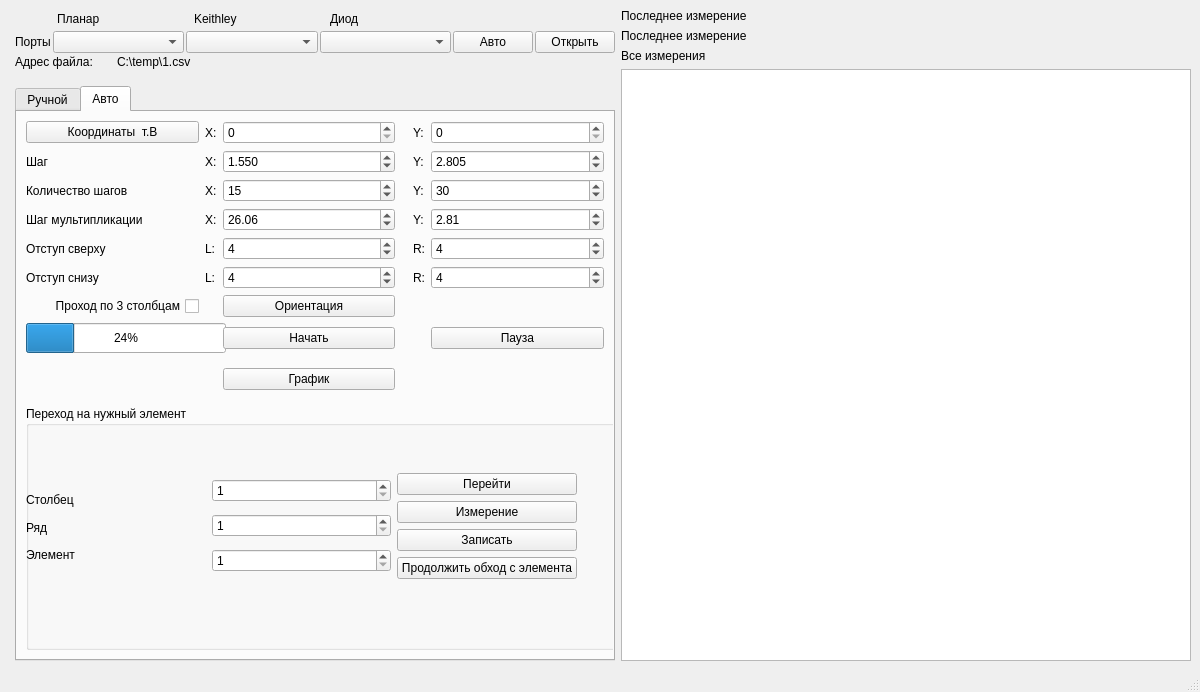
First picture: the form in mainwindow.ui, repository NatiBampo/ZondCOM, before the edit.
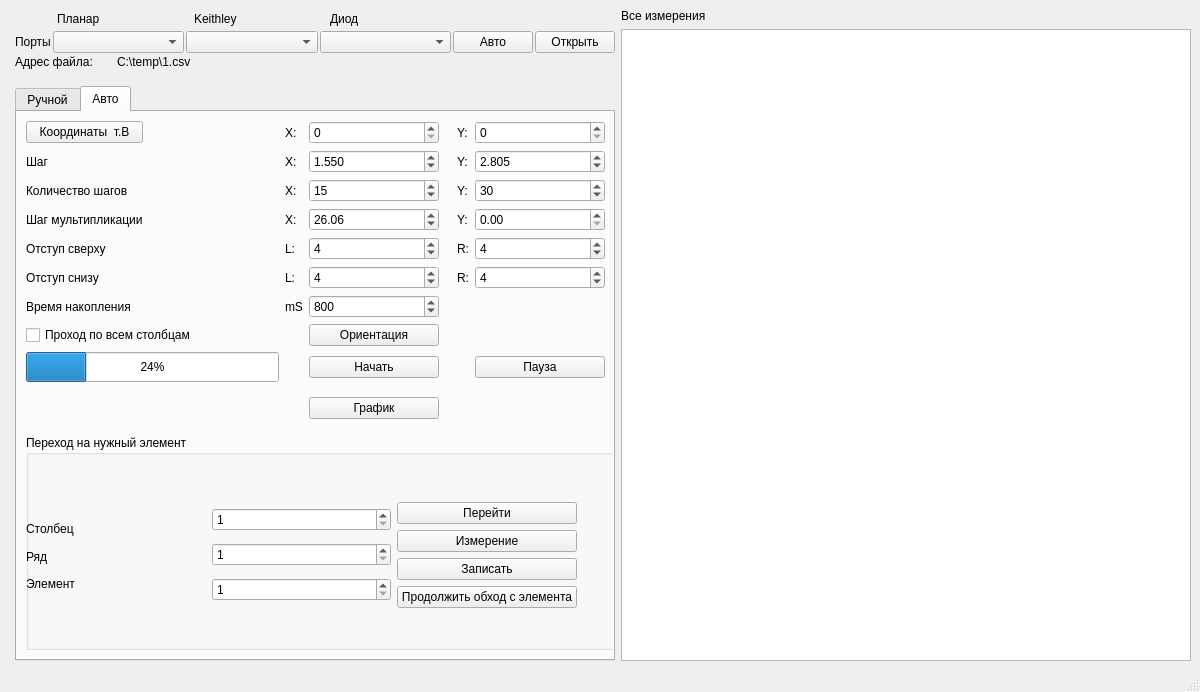
Second picture: the form after the edit.

What changed in the file:
```diff
--- a/mainwindow.ui
+++ b/mainwindow.ui
@@ -10,10 +10,16 @@
     <height>692</height>
    </rect>
   </property>
+  <property name="sizePolicy">
+   <sizepolicy hsizetype="MinimumExpanding" vsizetype="MinimumExpanding">
+    <horstretch>0</horstretch>
+    <verstretch>0</verstretch>
+   </sizepolicy>
+  </property>
   <property name="maximumSize">
    <size>
-    <width>1200</width>
-    <height>1000</height>
+    <width>4000</width>
+    <height>2000</height>
    </size>
   </property>
   <property name="windowTitle">
@@ -26,15 +32,14 @@
       <property name="sizeConstraint">
        <enum>QLayout::SetDefaultConstraint</enum>
       </property>
-      <item row="3" column="0">
-       <widget class="QLabel" name="label_16">
-        <property name="text">
-         <string>Все измерения</string>
-        </property>
-       </widget>
-      </item>
-      <item row="4" column="0">
+      <item row="2" column="0">
        <widget class="QTableView" name="tableView">
+        <property name="sizePolicy">
+         <sizepolicy hsizetype="MinimumExpanding" vsizetype="MinimumExpanding">
+          <horstretch>0</horstretch>
+          <verstretch>0</verstretch>
+         </sizepolicy>
+        </property>
         <property name="minimumSize">
          <size>
           <width>400</width>
@@ -67,17 +72,10 @@
         </attribute>
        </widget>
       </item>
-      <item row="2" column="0">
-       <widget class="QLabel" name="lastMeasurementLabel">
-        <property name="text">
-         <string>Последнее измерение</string>
-        </property>
-       </widget>
-      </item>
       <item row="1" column="0">
-       <widget class="QLabel" name="lastMeasureHeaderLabel">
+       <widget class="QLabel" name="label_16">
         <property name="text">
-         <string>Последнее измерение</string>
+         <string>Все измерения</string>
         </property>
        </widget>
       </item>
@@ -85,13 +83,28 @@
     </item>
     <item row="0" column="0" rowspan="6">
      <layout class="QFormLayout" name="formLayout">
+      <property name="sizeConstraint">
+       <enum>QLayout::SetMaximumSize</enum>
+      </property>
+      <property name="verticalSpacing">
+       <number>6</number>
+      </property>
+      <property name="leftMargin">
+       <number>0</number>
+      </property>
+      <property name="topMargin">
+       <number>0</number>
+      </property>
+      <property name="rightMargin">
+       <number>0</number>
+      </property>
       <item row="0" column="1">
        <layout class="QVBoxLayout" name="verticalLayout_3" stretch="0,0,0">
         <property name="spacing">
          <number>2</number>
         </property>
         <property name="sizeConstraint">
-         <enum>QLayout::SetMaximumSize</enum>
+         <enum>QLayout::SetDefaultConstraint</enum>
         </property>
         <property name="bottomMargin">
          <number>11</number>
@@ -419,43 +432,7 @@
           <string>Авто</string>
          </attribute>
          <layout class="QGridLayout" name="gridLayout_6">
-          <item row="0" column="6">
-           <widget class="QSpinBox" name="BYspinBox">
-            <property name="sizePolicy">
-             <sizepolicy hsizetype="Expanding" vsizetype="Fixed">
-              <horstretch>0</horstretch>
-              <verstretch>0</verstretch>
-             </sizepolicy>
-            </property>
-            <property name="minimum">
-             <number>0</number>
-            </property>
-            <property name="maximum">
-             <number>400000</number>
-            </property>
-           </widget>
-          </item>
-          <item row="3" column="6">
-           <widget class="QDoubleSpinBox" name="stepRowSpinBox">
-            <property name="value">
-             <double>2.810000000000000</double>
-            </property>
-           </widget>
-          </item>
-          <item row="3" column="5">
-           <widget class="QLabel" name="label_23">
-            <property name="maximumSize">
-             <size>
-              <width>16</width>
-              <height>16777215</height>
-             </size>
-            </property>
-            <property name="text">
-             <string>Y:</string>
-            </property>
-           </widget>
-          </item>
-          <item row="11" column="0" colspan="7">
+          <item row="12" column="0" colspan="8">
            <layout class="QVBoxLayout" name="verticalLayout">
             <item>
              <widget class="QGroupBox" name="groupBox_5">
@@ -634,64 +611,70 @@
             </item>
            </layout>
           </item>
-          <item row="6" column="0">
-           <widget class="QCheckBox" name="checkBox">
-            <property name="layoutDirection">
-             <enum>Qt::RightToLeft</enum>
+          <item row="7" column="3">
+           <widget class="QPushButton" name="orientationButton">
+            <property name="enabled">
+             <bool>true</bool>
             </property>
             <property name="text">
-             <string>Проход по 3 столбцам</string>
+             <string>Ориентация</string>
+            </property>
+            <property name="default">
+             <bool>false</bool>
+            </property>
+            <property name="flat">
+             <bool>false</bool>
             </property>
            </widget>
           </item>
-          <item row="5" column="1">
+          <item row="5" column="2">
            <widget class="QLabel" name="label_27">
             <property name="text">
              <string>L:</string>
             </property>
            </widget>
           </item>
-          <item row="1" column="5">
-           <widget class="QLabel" name="label_14">
-            <property name="maximumSize">
-             <size>
-              <width>16</width>
-              <height>16777215</height>
-             </size>
-            </property>
-            <property name="text">
-             <string>Y:</string>
-            </property>
-           </widget>
-          </item>
-          <item row="4" column="0">
-           <widget class="QLabel" name="label_4">
-            <property name="text">
-             <string>Отступ сверху</string>
-            </property>
-           </widget>
-          </item>
-          <item row="1" column="2">
-           <widget class="QDoubleSpinBox" name="stepXspinBox">
-            <property name="decimals">
-             <number>3</number>
-            </property>
+          <item row="3" column="3">
+           <widget class="QDoubleSpinBox" name="stepColSpinBox">
             <property name="value">
-             <double>1.550000000000000</double>
+             <double>26.059999999999999</double>
+            </property>
+           </widget>
+          </item>
+          <item row="4" column="6">
+           <widget class="QLabel" name="label_7">
+            <property name="text">
+             <string>R:</string>
             </property>
            </widget>
           </item>
           <item row="2" column="6">
-           <widget class="QSpinBox" name="numYspinBox">
-            <property name="maximum">
-             <number>100</number>
+           <widget class="QLabel" name="label_15">
+            <property name="maximumSize">
+             <size>
+              <width>16</width>
+              <height>16777215</height>
+             </size>
             </property>
-            <property name="value">
-             <number>30</number>
+            <property name="text">
+             <string>Y:</string>
             </property>
            </widget>
           </item>
-          <item row="1" column="6">
+          <item row="3" column="6">
+           <widget class="QLabel" name="label_23">
+            <property name="maximumSize">
+             <size>
+              <width>16</width>
+              <height>16777215</height>
+             </size>
+            </property>
+            <property name="text">
+             <string>Y:</string>
+            </property>
+           </widget>
+          </item>
+          <item row="1" column="7">
            <widget class="QDoubleSpinBox" name="stepYspinBox">
             <property name="decimals">
              <number>3</number>
@@ -701,35 +684,54 @@
             </property>
            </widget>
           </item>
-          <item row="7" column="0">
-           <widget class="QProgressBar" name="progressBar">
-            <property name="minimumSize">
-             <size>
-              <width>200</width>
-              <height>30</height>
-             </size>
+          <item row="1" column="3">
+           <widget class="QDoubleSpinBox" name="stepXspinBox">
+            <property name="decimals">
+             <number>3</number>
             </property>
             <property name="value">
-             <number>24</number>
+             <double>1.550000000000000</double>
             </property>
            </widget>
           </item>
-          <item row="1" column="0">
-           <widget class="QLabel" name="label_10">
+          <item row="7" column="0" colspan="2">
+           <widget class="QCheckBox" name="checkBox">
+            <property name="layoutDirection">
+             <enum>Qt::LeftToRight</enum>
+            </property>
             <property name="text">
-             <string>Шаг</string>
+             <string>Проход по всем столбцам </string>
             </property>
            </widget>
           </item>
-          <item row="5" column="5">
-           <widget class="QLabel" name="label_28">
+          <item row="4" column="3">
+           <widget class="QSpinBox" name="upLeftSpinBox">
+            <property name="value">
+             <number>4</number>
+            </property>
+           </widget>
+          </item>
+          <item row="1" column="2">
+           <widget class="QLabel" name="label_8">
+            <property name="minimumSize">
+             <size>
+              <width>10</width>
+              <height>10</height>
+             </size>
+            </property>
+            <property name="maximumSize">
+             <size>
+              <width>16</width>
+              <height>16777215</height>
+             </size>
+            </property>
             <property name="text">
-             <string>R:</string>
+             <string>X:</string>
             </property>
            </widget>
           </item>
-          <item row="2" column="1">
-           <widget class="QLabel" name="label_9">
+          <item row="0" column="2">
+           <widget class="QLabel" name="label_5">
             <property name="minimumSize">
              <size>
               <width>10</width>
@@ -747,7 +749,14 @@
             </property>
            </widget>
           </item>
-          <item row="7" column="2">
+          <item row="3" column="7">
+           <widget class="QDoubleSpinBox" name="stepRowSpinBox">
+            <property name="value">
+             <double>0.000000000000000</double>
+            </property>
+           </widget>
+          </item>
+          <item row="8" column="3">
            <widget class="QPushButton" name="scanPushButton">
             <property name="text">
              <string>Начать</string>
@@ -757,14 +766,23 @@
             </property>
            </widget>
           </item>
-          <item row="3" column="0">
-           <widget class="QLabel" name="label_21">
-            <property name="text">
-             <string>Шаг мультипликации</string>
+          <item row="0" column="7">
+           <widget class="QSpinBox" name="BYspinBox">
+            <property name="sizePolicy">
+             <sizepolicy hsizetype="Expanding" vsizetype="Fixed">
+              <horstretch>0</horstretch>
+              <verstretch>0</verstretch>
+             </sizepolicy>
+            </property>
+            <property name="minimum">
+             <number>0</number>
+            </property>
+            <property name="maximum">
+             <number>400000</number>
             </property>
            </widget>
           </item>
-          <item row="3" column="1">
+          <item row="3" column="2">
            <widget class="QLabel" name="label_22">
             <property name="minimumSize">
              <size>
@@ -783,49 +801,53 @@
             </property>
            </widget>
           </item>
-          <item row="4" column="6">
-           <widget class="QSpinBox" name="upRightSpinBox">
-            <property name="singleStep">
-             <number>0</number>
-            </property>
-            <property name="value">
-             <number>4</number>
-            </property>
-           </widget>
-          </item>
-          <item row="2" column="5">
-           <widget class="QLabel" name="label_15">
-            <property name="maximumSize">
-             <size>
-              <width>16</width>
-              <height>16777215</height>
-             </size>
-            </property>
-            <property name="text">
-             <string>Y:</string>
-            </property>
-           </widget>
-          </item>
-          <item row="1" column="1">
-           <widget class="QLabel" name="label_8">
-            <property name="minimumSize">
-             <size>
-              <width>10</width>
-              <height>10</height>
-             </size>
-            </property>
-            <property name="maximumSize">
-             <size>
-              <width>16</width>
-              <height>16777215</height>
-             </size>
-            </property>
-            <property name="text">
-             <string>X:</string>
-            </property>
-           </widget>
-          </item>
           <item row="2" column="2">
+           <widget class="QLabel" name="label_9">
+            <property name="minimumSize">
+             <size>
+              <width>10</width>
+              <height>10</height>
+             </size>
+            </property>
+            <property name="maximumSize">
+             <size>
+              <width>16</width>
+              <height>16777215</height>
+             </size>
+            </property>
+            <property name="text">
+             <string>X:</string>
+            </property>
+           </widget>
+          </item>
+          <item row="5" column="7">
+           <widget class="QSpinBox" name="downRightSpinBox">
+            <property name="value">
+             <number>4</number>
+            </property>
+           </widget>
+          </item>
+          <item row="0" column="1">
+           <spacer name="horizontalSpacer_3">
+            <property name="orientation">
+             <enum>Qt::Horizontal</enum>
+            </property>
+            <property name="sizeHint" stdset="0">
+             <size>
+              <width>40</width>
+              <height>20</height>
+             </size>
+            </property>
+           </spacer>
+          </item>
+          <item row="10" column="3">
+           <widget class="QPushButton" name="chartsButton">
+            <property name="text">
+             <string>График</string>
+            </property>
+           </widget>
+          </item>
+          <item row="2" column="3">
            <widget class="QSpinBox" name="numXspinBox">
             <property name="maximum">
              <number>100</number>
@@ -842,51 +864,27 @@
             </property>
            </widget>
           </item>
-          <item row="3" column="2">
-           <widget class="QDoubleSpinBox" name="stepColSpinBox">
-            <property name="value">
-             <double>26.059999999999999</double>
-            </property>
-           </widget>
-          </item>
-          <item row="4" column="5">
-           <widget class="QLabel" name="label_7">
+          <item row="1" column="0">
+           <widget class="QLabel" name="label_10">
             <property name="text">
-             <string>R:</string>
+             <string>Шаг</string>
             </property>
            </widget>
           </item>
-          <item row="6" column="2">
-           <widget class="QPushButton" name="orientationButton">
-            <property name="enabled">
-             <bool>true</bool>
+          <item row="0" column="6">
+           <widget class="QLabel" name="label_12">
+            <property name="maximumSize">
+             <size>
+              <width>16</width>
+              <height>16777215</height>
+             </size>
             </property>
             <property name="text">
-             <string>Ориентация</string>
+             <string>Y:</string>
             </property>
-            <property name="default">
-             <bool>false</bool>
-            </property>
-            <property name="flat">
-             <bool>false</bool>
-            </property>
            </widget>
           </item>
-          <item row="4" column="2">
-           <widget class="QSpinBox" name="upLeftSpinBox">
-            <property name="value">
-             <number>4</number>
-            </property>
-           </widget>
-          </item>
-          <item row="4" column="1">
-           <widget class="QLabel" name="label_6">
-            <property name="text">
-             <string>L:</string>
-            </property>
-           </widget>
-          </item>
-          <item row="7" column="6">
+          <item row="8" column="7">
            <widget class="QPushButton" name="pauseButton">
             <property name="enabled">
              <bool>true</bool>
@@ -902,57 +900,38 @@
             </property>
            </widget>
           </item>
-          <item row="5" column="2">
+          <item row="5" column="0">
+           <widget class="QLabel" name="label_13">
+            <property name="text">
+             <string>Отступ снизу</string>
+            </property>
+           </widget>
+          </item>
+          <item row="5" column="3">
            <widget class="QSpinBox" name="downLeftSpinBox">
             <property name="value">
              <number>4</number>
             </property>
            </widget>
           </item>
-          <item row="0" column="2">
-           <widget class="QSpinBox" name="BXspinBox">
-            <property name="sizePolicy">
-             <sizepolicy hsizetype="Expanding" vsizetype="Fixed">
-              <horstretch>0</horstretch>
-              <verstretch>0</verstretch>
-             </sizepolicy>
-            </property>
-            <property name="minimum">
+          <item row="4" column="7">
+           <widget class="QSpinBox" name="upRightSpinBox">
+            <property name="singleStep">
              <number>0</number>
             </property>
-            <property name="maximum">
-             <number>400000</number>
-            </property>
-           </widget>
-          </item>
-          <item row="0" column="0">
-           <widget class="QPushButton" name="measureBButton">
-            <property name="text">
-             <string>Координаты  т.В</string>
-            </property>
-           </widget>
-          </item>
-          <item row="0" column="5">
-           <widget class="QLabel" name="label_12">
-            <property name="maximumSize">
-             <size>
-              <width>16</width>
-              <height>16777215</height>
-             </size>
-            </property>
-            <property name="text">
-             <string>Y:</string>
-            </property>
-           </widget>
-          </item>
-          <item row="5" column="6">
-           <widget class="QSpinBox" name="downRightSpinBox">
             <property name="value">
              <number>4</number>
             </property>
            </widget>
           </item>
-          <item row="9" column="0">
+          <item row="4" column="2">
+           <widget class="QLabel" name="label_6">
+            <property name="text">
+             <string>L:</string>
+            </property>
+           </widget>
+          </item>
+          <item row="10" column="0" colspan="3">
            <spacer name="verticalSpacer">
             <property name="orientation">
              <enum>Qt::Vertical</enum>
@@ -968,14 +947,28 @@
             </property>
            </spacer>
           </item>
-          <item row="0" column="1">
-           <widget class="QLabel" name="label_5">
+          <item row="8" column="0" colspan="2">
+           <widget class="QProgressBar" name="progressBar">
             <property name="minimumSize">
              <size>
-              <width>10</width>
-              <height>10</height>
+              <width>200</width>
+              <height>30</height>
              </size>
             </property>
+            <property name="value">
+             <number>24</number>
+            </property>
+           </widget>
+          </item>
+          <item row="3" column="0">
+           <widget class="QLabel" name="label_21">
+            <property name="text">
+             <string>Шаг мультипликации</string>
+            </property>
+           </widget>
+          </item>
+          <item row="1" column="6">
+           <widget class="QLabel" name="label_14">
             <property name="maximumSize">
              <size>
               <width>16</width>
@@ -983,21 +976,81 @@
              </size>
             </property>
             <property name="text">
-             <string>X:</string>
+             <string>Y:</string>
             </property>
            </widget>
           </item>
-          <item row="5" column="0">
-           <widget class="QLabel" name="label_13">
+          <item row="0" column="0">
+           <widget class="QPushButton" name="measureBButton">
             <property name="text">
-             <string>Отступ снизу</string>
+             <string>Координаты  т.В</string>
             </property>
            </widget>
           </item>
-          <item row="9" column="2">
-           <widget class="QPushButton" name="chartsButton">
+          <item row="4" column="0">
+           <widget class="QLabel" name="label_4">
             <property name="text">
-             <string>График</string>
+             <string>Отступ сверху</string>
+            </property>
+           </widget>
+          </item>
+          <item row="2" column="7">
+           <widget class="QSpinBox" name="numYspinBox">
+            <property name="maximum">
+             <number>100</number>
+            </property>
+            <property name="value">
+             <number>30</number>
+            </property>
+           </widget>
+          </item>
+          <item row="0" column="3">
+           <widget class="QSpinBox" name="BXspinBox">
+            <property name="sizePolicy">
+             <sizepolicy hsizetype="Expanding" vsizetype="Fixed">
+              <horstretch>0</horstretch>
+              <verstretch>0</verstretch>
+             </sizepolicy>
+            </property>
+            <property name="minimum">
+             <number>0</number>
+            </property>
+            <property name="maximum">
+             <number>400000</number>
+            </property>
+           </widget>
+          </item>
+          <item row="5" column="6">
+           <widget class="QLabel" name="label_28">
+            <property name="text">
+             <string>R:</string>
+            </property>
+           </widget>
+          </item>
+          <item row="6" column="3">
+           <widget class="QSpinBox" name="spinBox">
+            <property name="maximum">
+             <number>5000</number>
+            </property>
+            <property name="singleStep">
+             <number>100</number>
+            </property>
+            <property name="value">
+             <number>800</number>
+            </property>
+           </widget>
+          </item>
+          <item row="6" column="0">
+           <widget class="QLabel" name="label_29">
+            <property name="text">
+             <string>Время накопления</string>
+            </property>
+           </widget>
+          </item>
+          <item row="6" column="2">
+           <widget class="QLabel" name="label_30">
+            <property name="text">
+             <string>mS</string>
             </property>
            </widget>
           </item>
@@ -1039,6 +1092,10 @@
          <zorder>label_28</zorder>
          <zorder>checkBox</zorder>
          <zorder>chartsButton</zorder>
+         <zorder>horizontalSpacer_3</zorder>
+         <zorder>spinBox</zorder>
+         <zorder>label_29</zorder>
+         <zorder>label_30</zorder>
         </widget>
        </widget>
       </item>
```
